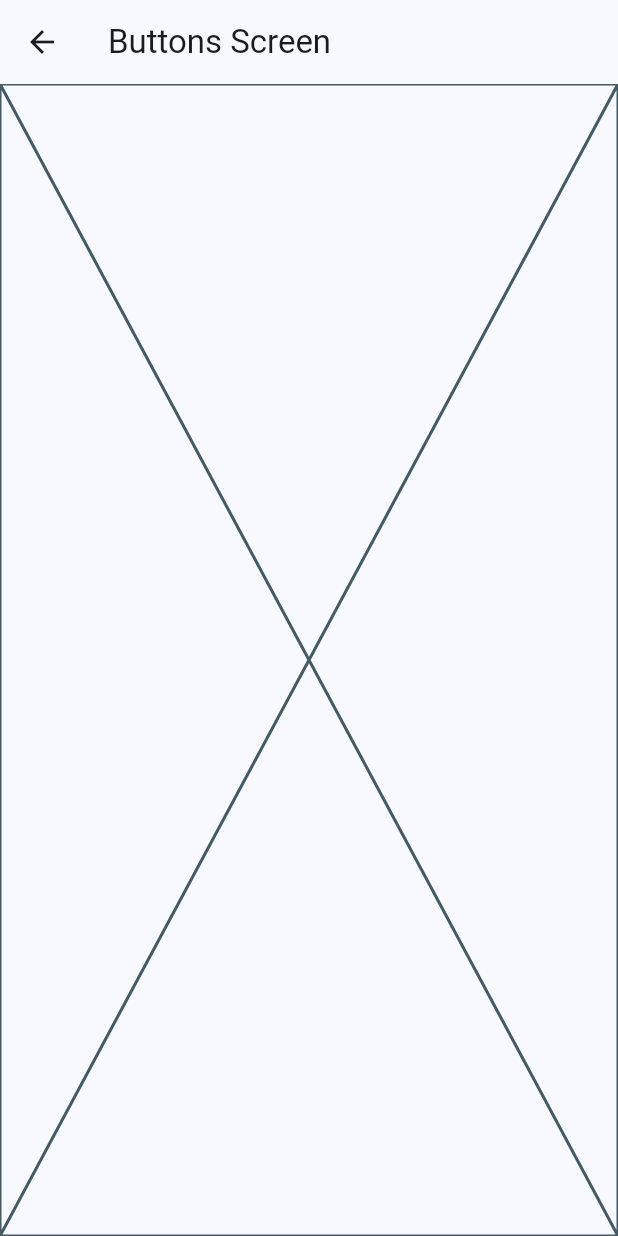
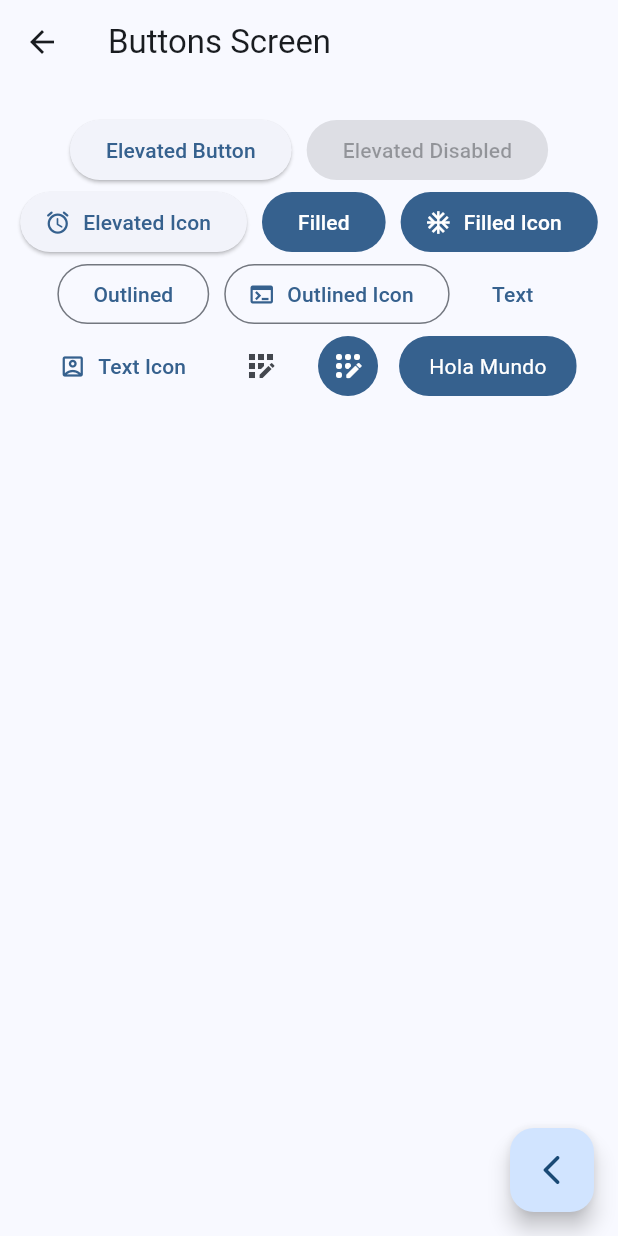
Before and after one commit to vogelFritz/widgets_app, a Flutter app: the screen it shows after launch, after a tap on "Botones", on a phone screen of 412 x 824 dp. Run offline on Flutter 3.47's test engine with Material 3 defaults, Android fonts, the phone set to English and light mode, and no system bars; our stand-ins replace go_router.

Commit message:
Botones terminados

```diff
--- /dev/null
+++ b/lib/config/router/app_router.dart
@@ -0,0 +1,23 @@
+import 'package:go_router/go_router.dart';
+import 'package:widgets_app/presentation/screens/screens.dart';
+
+final appRouter = GoRouter(
+  initialLocation: '/',
+  routes: [
+    GoRoute(
+      name: HomeScreen.name,
+      path: '/',
+      builder: (context, state) => const HomeScreen(),
+    ),
+    GoRoute(
+      name: ButtonsScreen.name,
+      path: '/buttons',
+      builder: (context, state) => const ButtonsScreen(),
+    ),
+    GoRoute(
+      name: CardsScreen.name,
+      path: '/cards',
+      builder: (context, state) => const CardsScreen(),
+    ),
+  ],
+);
--- a/lib/main.dart
+++ b/lib/main.dart
@@ -1,8 +1,6 @@
 import 'package:flutter/material.dart';
+import 'package:widgets_app/config/router/app_router.dart';
 import 'package:widgets_app/config/theme/app_theme.dart';
-import 'package:widgets_app/presentation/buttons/buttons_screen.dart';
-import 'package:widgets_app/presentation/cards/cards_screen.dart';
-import 'package:widgets_app/presentation/screens/home/home_screen.dart';
 
 void main() {
   runApp(const MainApp());
@@ -13,13 +11,10 @@ class MainApp extends StatelessWidget {
 
   @override
   Widget build(BuildContext context) {
-    return MaterialApp(
-        debugShowCheckedModeBanner: false,
-        theme: AppTheme(selectedColor: 0).getTheme(),
-        home: const HomeScreen(),
-        routes: {
-          '/buttons': (context) => ButtonsScreen(),
-          '/cards': (context) => CardsScreen()
-        });
+    return MaterialApp.router(
+      routerConfig: appRouter,
+      debugShowCheckedModeBanner: false,
+      theme: AppTheme(selectedColor: 0).getTheme(),
+    );
   }
 }
--- a/lib/presentation/buttons/buttons_screen.dart
+++ /dev/null
@@ -1,13 +0,0 @@
-import 'package:flutter/material.dart';
-
-class ButtonsScreen extends StatelessWidget {
-  const ButtonsScreen({super.key});
-
-  @override
-  Widget build(BuildContext context) {
-    return Scaffold(
-      appBar: AppBar(title: const Text('Buttons Screen')),
-      body: const Placeholder(),
-    );
-  }
-}
--- /dev/null
+++ b/lib/presentation/screens/buttons/buttons_screen.dart
@@ -0,0 +1,96 @@
+import 'package:flutter/material.dart';
+import 'package:go_router/go_router.dart';
+
+class ButtonsScreen extends StatelessWidget {
+  static const String name = 'buttons_screen';
+  const ButtonsScreen({super.key});
+
+  @override
+  Widget build(BuildContext context) {
+    return Scaffold(
+      appBar: AppBar(title: const Text('Buttons Screen')),
+      body: const _ButtonsView(),
+      floatingActionButton: FloatingActionButton(
+          onPressed: () {
+            context.pop();
+          },
+          child: const Icon(Icons.arrow_back_ios_rounded)),
+    );
+  }
+}
+
+class _ButtonsView extends StatelessWidget {
+  const _ButtonsView();
+
+  @override
+  Widget build(BuildContext context) {
+    final colors = Theme.of(context).colorScheme;
+    return SizedBox(
+        width: double.infinity,
+        child: Padding(
+          padding: const EdgeInsets.symmetric(horizontal: 10, vertical: 20),
+          child: Wrap(
+            spacing: 10,
+            crossAxisAlignment: WrapCrossAlignment.center,
+            alignment: WrapAlignment.center,
+            children: [
+              ElevatedButton(
+                  onPressed: () {}, child: const Text('Elevated Button')),
+              const ElevatedButton(
+                  onPressed: null, child: Text('Elevated Disabled')),
+              ElevatedButton.icon(
+                  onPressed: () {},
+                  icon: const Icon(Icons.access_alarm_rounded),
+                  label: const Text('Elevated Icon')),
+              FilledButton(onPressed: () {}, child: const Text('Filled')),
+              FilledButton.icon(
+                  onPressed: () {},
+                  label: const Text('Filled Icon'),
+                  icon: const Icon(Icons.ac_unit_sharp)),
+              OutlinedButton(onPressed: () {}, child: const Text('Outlined')),
+              OutlinedButton.icon(
+                  onPressed: () {},
+                  icon: const Icon(Icons.terminal_outlined),
+                  label: const Text('Outlined Icon')),
+              TextButton(onPressed: () {}, child: const Text('Text')),
+              TextButton.icon(
+                  onPressed: () {},
+                  icon: const Icon(Icons.account_box_outlined),
+                  label: const Text('Text Icon')),
+              IconButton(
+                  icon: const Icon(Icons.app_registration_outlined),
+                  onPressed: () {}),
+              IconButton(
+                  icon: const Icon(Icons.app_registration_rounded),
+                  onPressed: () {},
+                  style: ButtonStyle(
+                      backgroundColor: MaterialStatePropertyAll(colors.primary),
+                      iconColor: const MaterialStatePropertyAll(Colors.white))),
+              CustomButton()
+            ],
+          ),
+        ));
+  }
+}
+
+class CustomButton extends StatelessWidget {
+  const CustomButton({super.key});
+
+  @override
+  Widget build(BuildContext context) {
+    final colors = Theme.of(context).colorScheme;
+    return ClipRRect(
+      borderRadius: BorderRadius.circular(20),
+      child: Material(
+        color: colors.primary,
+        child: InkWell(
+          onTap: () {},
+          child: Padding(
+            padding: const EdgeInsets.symmetric(horizontal: 20, vertical: 10),
+            child: Text('Hola Mundo', style: TextStyle(color: Colors.white)),
+          ),
+        ),
+      ),
+    );
+  }
+}
--- a/lib/presentation/cards/cards_screen.dart
+++ b/lib/presentation/screens/cards/cards_screen.dart
@@ -1,6 +1,7 @@
 import 'package:flutter/material.dart';
 
 class CardsScreen extends StatelessWidget {
+  static const String name = 'cards_screen';
   const CardsScreen({super.key});
 
   @override
--- a/lib/presentation/screens/home/home_screen.dart
+++ b/lib/presentation/screens/home/home_screen.dart
@@ -1,8 +1,9 @@
 import 'package:flutter/material.dart';
+import 'package:go_router/go_router.dart';
 import 'package:widgets_app/config/menu/menu_items.dart';
-import 'package:widgets_app/presentation/buttons/buttons_screen.dart';
 
 class HomeScreen extends StatelessWidget {
+  static const String name = 'home_screen';
   const HomeScreen({super.key});
 
   @override
@@ -47,7 +48,8 @@ class _CustomListTile extends StatelessWidget {
         onTap: () {
           // Navigator.of(context).push(
           //   MaterialPageRoute(builder: (context) => const ButtonsScreen()));
-          Navigator.pushNamed(context, menuItem.link);
+          // Navigator.pushNamed(context, menuItem.link);
+          context.push(menuItem.link);
         });
   }
 }
--- /dev/null
+++ b/lib/presentation/screens/screens.dart
@@ -0,0 +1,3 @@
+export 'package:widgets_app/presentation/screens/buttons/buttons_screen.dart';
+export 'package:widgets_app/presentation/screens/cards/cards_screen.dart';
+export 'package:widgets_app/presentation/screens/home/home_screen.dart';
--- a/pubspec.yaml
+++ b/pubspec.yaml
@@ -9,11 +9,12 @@ environment:
 dependencies:
   flutter:
     sdk: flutter
+  go_router: ^12.1.3
 
 dev_dependencies:
+  flutter_lints: ^2.0.0
   flutter_test:
     sdk: flutter
-  flutter_lints: ^2.0.0
 
 flutter:
   uses-material-design: true
```
Also changed, not shown: pubspec.lock.
